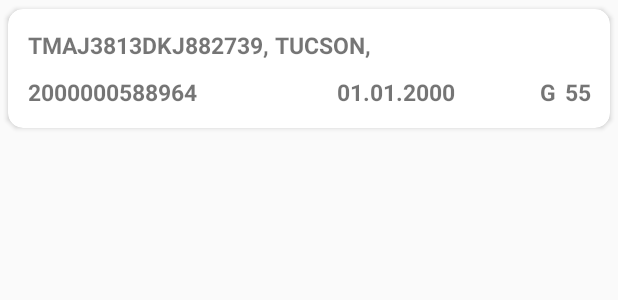
After one commit to A1ex2/Terminal_v2, an Android app: the layout item_reception_detail.xml on its own in the app's theme, with its tools: preview values and no code run, on a phone screen of 412 x 824 dp. The commit adds this screen. Shown: the top 300 px of the screen. Run offline under Robolectric (Android 15) with nearby library versions, the phone set to English and light mode, and no system bars.

Commit message:
14112019

```diff
--- a/app/src/main/java/ua/org/algoritm/terminal/Activity/DetailReception.java
+++ b/app/src/main/java/ua/org/algoritm/terminal/Activity/DetailReception.java
@@ -82,7 +82,7 @@ public class DetailReception extends AppCompatActivity {
         LinearLayoutManager layoutManager = new LinearLayoutManager(this);
         recyclerView.setLayoutManager(layoutManager);
 
-        adapter = new RecyclerAdapterCarData(this, R.layout.item_activity_detail, reception.getCarData());
+        adapter = new RecyclerAdapterCarData(this, R.layout.item_reception_detail, reception.getCarData());
         recyclerView.setAdapter(adapter);
         adapter.setActionListener(new RecyclerAdapterCarData.ActionListener() {
             @Override
--- a/app/src/main/java/ua/org/algoritm/terminal/Adapters/RecyclerAdapterCarData.java
+++ b/app/src/main/java/ua/org/algoritm/terminal/Adapters/RecyclerAdapterCarData.java
@@ -34,7 +34,7 @@ public class RecyclerAdapterCarData extends RecyclerView.Adapter<RecyclerAdapter
 
     @Override
     public CarDataViewHolder onCreateViewHolder(ViewGroup viewGroup, int i) {
-        View view = mInflater.inflate(mResourse, null);
+        View view = mInflater.inflate(mResourse, viewGroup, false);
         return new CarDataViewHolder(view);
     }
 
--- a/app/src/main/java/ua/org/algoritm/terminal/Adapters/RecyclerReceptionAdapter.java
+++ b/app/src/main/java/ua/org/algoritm/terminal/Adapters/RecyclerReceptionAdapter.java
@@ -43,7 +43,7 @@ public class RecyclerReceptionAdapter extends RecyclerView.Adapter<RecyclerRecep
 
     @Override
     public ReceptionViewHolder onCreateViewHolder(ViewGroup viewGroup, int i) {
-        View view = mInflater.inflate(mResourse, null);
+        View view = mInflater.inflate(mResourse, viewGroup, false);
         return new ReceptionViewHolder(view);
     }
 
--- a/app/src/main/java/ua/org/algoritm/terminal/MainActivity.java
+++ b/app/src/main/java/ua/org/algoritm/terminal/MainActivity.java
@@ -132,6 +132,7 @@ public class MainActivity extends AppCompatActivity {
     public void onBackPressed() {
         if (backPressedTime + 2000 > System.currentTimeMillis()) {
             super.onBackPressed();
+            finishAffinity();
             return;
         } else {
             Snackbar.make(drawer, getText(R.string.exit), Snackbar.LENGTH_LONG)
--- a/app/src/main/res/drawable/side_nav_bar.xml
+++ b/app/src/main/res/drawable/side_nav_bar.xml
@@ -2,8 +2,8 @@
     android:shape="rectangle">
     <gradient
         android:angle="135"
-        android:centerColor="#009688"
-        android:endColor="#00695C"
-        android:startColor="#4DB6AC"
+        android:centerColor="@color/colorPrimaryCenter"
+        android:endColor="@color/colorPrimaryDark"
+        android:startColor="@color/colorPrimary"
         android:type="linear" />
 </shape>
--- a/app/src/main/res/layout/activity_detail_reception.xml
+++ b/app/src/main/res/layout/activity_detail_reception.xml
@@ -7,6 +7,12 @@
     android:layout_marginEnd="10dp"
     android:orientation="vertical"
     tools:context=".Activity.DetailReception">
+
+    <TextView
+        android:id="@+id/textView2"
+        android:layout_width="match_parent"
+        android:layout_height="wrap_content"
+        android:text="@string/menu_acceptance" />
 
     <LinearLayout
         android:layout_width="match_parent"
--- /dev/null
+++ b/app/src/main/res/layout/item_reception_detail.xml
@@ -0,0 +1,90 @@
+<?xml version="1.0" encoding="utf-8"?>
+<androidx.cardview.widget.CardView xmlns:android="http://schemas.android.com/apk/res/android"
+    xmlns:app="http://schemas.android.com/apk/res-auto"
+    xmlns:tools="http://schemas.android.com/tools"
+    android:id="@+id/linearLayout"
+    android:layout_width="match_parent"
+    android:layout_height="wrap_content"
+    android:orientation="vertical"
+    app:cardCornerRadius="10dp"
+    app:cardUseCompatPadding="true">
+
+    <androidx.constraintlayout.widget.ConstraintLayout
+        android:layout_width="match_parent"
+        android:layout_height="wrap_content"
+        android:padding="3dp">
+
+    <TextView
+        android:id="@+id/itemCar"
+        android:layout_width="wrap_content"
+        android:layout_height="wrap_content"
+        android:layout_marginStart="10dp"
+        android:layout_marginTop="10dp"
+        android:layout_marginEnd="9dp"
+        android:textAllCaps="false"
+        android:textSize="15sp"
+        android:textStyle="bold"
+        app:layout_constraintEnd_toEndOf="parent"
+        app:layout_constraintHorizontal_bias="0.0"
+        app:layout_constraintStart_toStartOf="parent"
+        app:layout_constraintTop_toTopOf="parent"
+        tools:text="TMAJ3813DKJ882739, TUCSON," />
+
+    <TextView
+        android:id="@+id/itemBarCode"
+        android:layout_width="wrap_content"
+        android:layout_height="wrap_content"
+        android:layout_marginStart="10dp"
+        android:layout_marginTop="10dp"
+        android:layout_marginBottom="10dp"
+        android:textAllCaps="false"
+        android:textSize="15sp"
+        android:textStyle="bold"
+        app:layout_constraintBottom_toBottomOf="parent"
+        app:layout_constraintStart_toStartOf="parent"
+        app:layout_constraintTop_toBottomOf="@+id/itemCar"
+        app:layout_constraintVertical_bias="0.0"
+        tools:text="2000000588964" />
+
+    <TextView
+        android:id="@+id/itemProductionDate"
+        android:layout_width="wrap_content"
+        android:layout_height="wrap_content"
+        android:layout_marginEnd="100dp"
+        android:layout_marginBottom="10dp"
+        android:textAllCaps="false"
+        android:textSize="15sp"
+        android:textStyle="bold"
+        app:layout_constraintBottom_toBottomOf="parent"
+        app:layout_constraintEnd_toEndOf="parent"
+        tools:text="01.01.2000" />
+
+    <TextView
+        android:id="@+id/itemSector"
+        android:layout_width="wrap_content"
+        android:layout_height="wrap_content"
+        android:layout_marginBottom="10dp"
+        android:textAllCaps="false"
+        android:textSize="15sp"
+        android:textStyle="bold"
+        app:layout_constraintBottom_toBottomOf="parent"
+        app:layout_constraintEnd_toStartOf="@+id/itemRow"
+        app:layout_constraintHorizontal_bias="0.906"
+        app:layout_constraintStart_toEndOf="@+id/itemProductionDate"
+        tools:text="G" />
+
+    <TextView
+        android:id="@+id/itemRow"
+        android:layout_width="wrap_content"
+        android:layout_height="wrap_content"
+        android:layout_marginEnd="9dp"
+        android:layout_marginBottom="10dp"
+        android:textAllCaps="false"
+        android:textSize="15sp"
+        android:textStyle="bold"
+        app:layout_constraintBottom_toBottomOf="parent"
+        app:layout_constraintEnd_toEndOf="parent"
+        tools:text="55" />
+
+    </androidx.constraintlayout.widget.ConstraintLayout>
+</androidx.cardview.widget.CardView>
--- a/app/src/main/res/values/colors.xml
+++ b/app/src/main/res/values/colors.xml
@@ -1,7 +1,10 @@
 <?xml version="1.0" encoding="utf-8"?>
 <resources>
-    <color name="colorPrimary">#008577</color>
-    <color name="colorPrimaryDark">#00574B</color>
+    <color name="colorPrimary">#459FD6</color>
+    <color name="colorPrimaryDark">#2680AD</color>
+    <color name="colorPrimaryCenter">#388DB8</color>
+    <color name="colorPrimary1">#008577</color>
+    <color name="colorPrimaryDark1">#00574B</color>
     <color name="colorAccent">#D81B60</color>
     <color name="colorItemReception">#F1EFEF</color>
 </resources>
--- a/app/src/main/res/values/styles.xml
+++ b/app/src/main/res/values/styles.xml
@@ -13,6 +13,11 @@
         <item name="windowNoTitle">true</item>
     </style>
 
+    <style name="NoBar" parent="Theme.AppCompat.Light.NoActionBar">
+        <item name="colorPrimaryDark">@color/colorPrimaryDark</item>
+        <item name="colorAccent">@color/colorAccent</item>
+    </style>
+
     <style name="AppTheme.AppBarOverlay" parent="ThemeOverlay.AppCompat.Dark.ActionBar" />
 
     <style name="AppTheme.PopupOverlay" parent="ThemeOverlay.AppCompat.Light" />
```
Also changed, not shown: app/src/main/AndroidManifest.xml (+5 -2 lines), app/src/main/java/ua/org/algoritm/terminal/Activity/Password.java (+35 -3 lines), app/src/main/java/ua/org/algoritm/terminal/ui/acceptance/AcceptanceFragment.java (+9 -5 lines).
